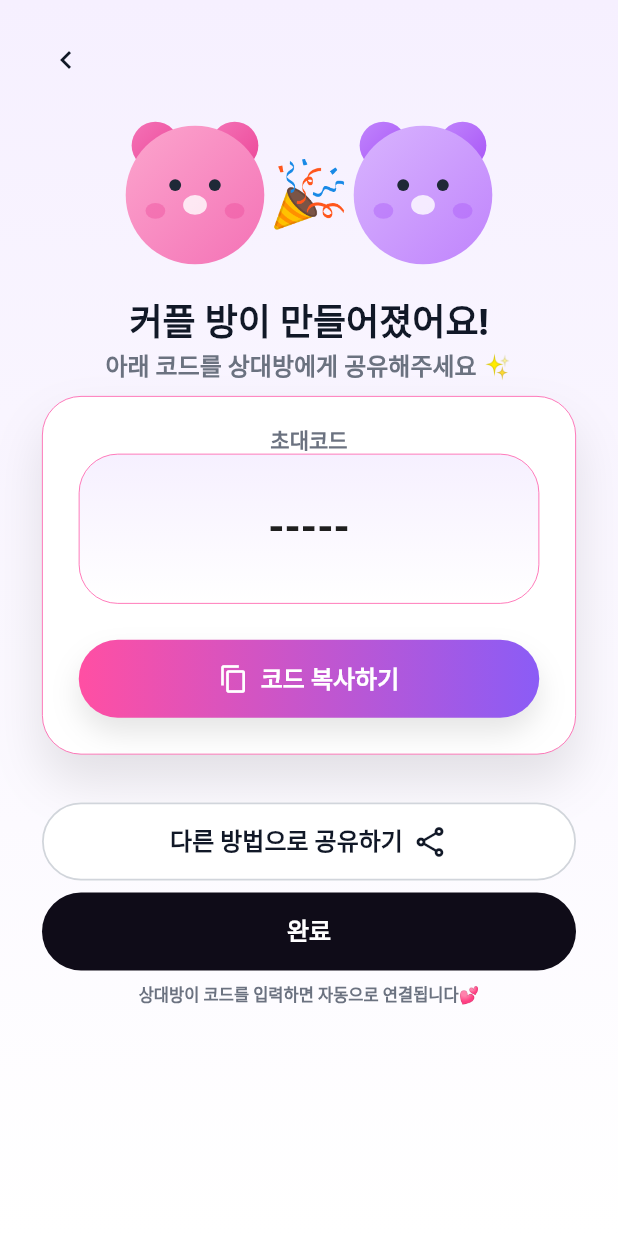
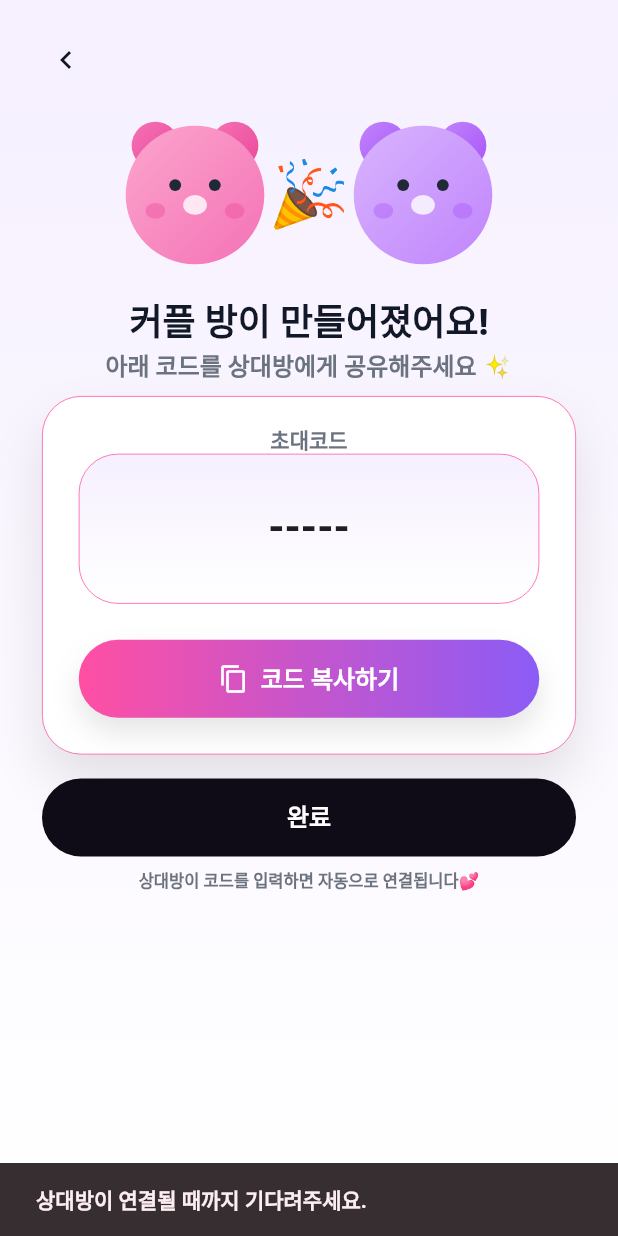
Before and after one commit to JIKYUNGHEE/Deco, a Flutter app: the CreateCoupleRoomScreen screen opened by its route, after a tap on "완료", on a phone screen of 412 x 824 dp. Run offline on Flutter 3.47's test engine with Material 3 defaults, Android fonts, the light colour scheme and no system bars; our stand-ins replace cloud_firestore, firebase_auth, firebase_core, firebase_storage, flutter_svg, go_router and 2 more; accounts and stored records are empty; generated files the repository leaves out were written again; Roboto replaces fonts that are missing (Cafe24SsurroundAir).

Commit message:
1. go > push 로 변경 2. 커플룸 생성 완료 시, 상대방이 연결되었을 경우 > 커플 연결 완료 화면으로

```diff
--- a/lib/ui/connect/couple_connect_screen.dart
+++ b/lib/ui/connect/couple_connect_screen.dart
@@ -86,7 +86,7 @@ class CoupleConnectScreen extends StatelessWidget {
                       prefixIcon: const Icon(Icons.link),
                       onPressed: () {
                         createCoupleroom();
-                        context.go('/create-room');
+                        context.push('/create-room');
                       },
                     ),
                     const SizedBox(height: 12),
@@ -94,7 +94,7 @@ class CoupleConnectScreen extends StatelessWidget {
                       radius: 60,
                       label: '초대 코드 입력하기',
                       onPressed: () {
-                        context.go('/enter-code');
+                        context.push('/enter-code');
                       },
                     ),
                     const SizedBox(height: 16),
--- a/lib/ui/connect/create_couple_room_screen.dart
+++ b/lib/ui/connect/create_couple_room_screen.dart
@@ -1,8 +1,10 @@
+import 'package:cloud_firestore/cloud_firestore.dart';
 import 'package:deco/data/services/couple_service.dart';
 import 'package:deco/ui/core/themes/app_colors.dart';
 import 'package:deco/ui/core/widgets/deco_outlined_button.dart';
 import 'package:deco/ui/core/widgets/deco_primary_button.dart';
 import 'package:flutter/material.dart';
+import 'package:flutter/services.dart';
 import 'package:flutter_svg/svg.dart';
 import 'package:go_router/go_router.dart';
 
@@ -33,6 +35,17 @@ class _CreateCoupleRoomScreenState extends State<CreateCoupleRoomScreen> {
     setState(() {
       code = couple?.code;
     });
+  }
+
+  void checkCoupleComplete() async {
+    final couple = await _coupleService.readMyCoupleByInvitor();
+    if(couple!= null && couple.invitee != null) {
+      context.push('/connect-complete');
+    } else {
+      ScaffoldMessenger.of(context).showSnackBar(
+        SnackBar(content: Text('상대방이 연결될 때까지 기다려주세요.')),
+      );
+    }
   }
 
   @override
@@ -139,7 +152,13 @@ class _CreateCoupleRoomScreenState extends State<CreateCoupleRoomScreen> {
                           padding: const EdgeInsets.all(24.0),
                           child: DecoPrimaryButton(
                             label: '코드 복사하기',
-                            onPressed: () {},
+                            onPressed: () {
+                              Clipboard.setData(ClipboardData(text: code ?? '')).then((_) {
+                                ScaffoldMessenger.of(context).showSnackBar(
+                                  SnackBar(content: Text('클립보드에 복사되었습니다.')),
+                                );
+                              });
+                            },
                             prefixIcon: Icon(Icons.copy_outlined),
                             radius: 60,
                           ),
@@ -149,15 +168,15 @@ class _CreateCoupleRoomScreenState extends State<CreateCoupleRoomScreen> {
                   ),
                 ),
 
-                Padding(
-                  padding: const EdgeInsets.fromLTRB(8, 24, 8, 0),
-                  child: DecoOutlinedButton(
-                    label: '다른 방법으로 공유하기',
-                    onPressed: () {},
-                    suffixIcon: Icon(Icons.share_outlined),
-                    radius: 60,
-                  ),
-                ),
+                // Padding(
+                //   padding: const EdgeInsets.fromLTRB(8, 24, 8, 0),
+                //   child: DecoOutlinedButton(
+                //     label: '다른 방법으로 공유하기',
+                //     onPressed: () {},
+                //     suffixIcon: Icon(Icons.share_outlined),
+                //     radius: 60,
+                //   ),
+                // ),
 
                 Padding(
                   padding: const EdgeInsets.all(8.0),
@@ -165,7 +184,9 @@ class _CreateCoupleRoomScreenState extends State<CreateCoupleRoomScreen> {
                     width: double.infinity,
                     height: 52,
                     child: ElevatedButton(
-                      onPressed: () {},
+                      onPressed: () {
+                        checkCoupleComplete();
+                      },
                       style: ElevatedButton.styleFrom(
                         backgroundColor: AppColors.darkBg,
                       ),
--- a/lib/ui/connect/enter_invitation_code_screen.dart
+++ b/lib/ui/connect/enter_invitation_code_screen.dart
@@ -192,7 +192,7 @@ class _EnterInvitationCodeScreenState extends State<EnterInvitationCodeScreen> {
     Couple? couple = await _coupleService.readMyCoupleByCode(code);
     if(couple != null && code == couple.code) {
         context.read<CoupleSummaryState>().load();
-        context.go('/connect-complete');
+        context.push('/connect-complete');
     } else {
       if (mounted) {
         ScaffoldMessenger.of(
--- a/lib/ui/login/login_screen.dart
+++ b/lib/ui/login/login_screen.dart
@@ -114,7 +114,7 @@ class _LoginScreenState extends State<LoginScreen> {
         .signInWithEmail(email: email, password: password)
         .then((_) {
       if (mounted) {
-        context.go('/connect');
+        context.push('/connect');
       }
     })
         .catchError((error) {
@@ -246,7 +246,7 @@ class _LoginScreenState extends State<LoginScreen> {
                             DecoOutlinedButton(
                               label: '회원가입',
                               variant: DecoOutlinedVariant.normal,
-                              onPressed: () => context.go('/signup'),
+                              onPressed: () => context.push('/terms'),
                             ),
 
                             const SizedBox(height: 10),
--- a/lib/ui/onboarding/onboarding_screen.dart
+++ b/lib/ui/onboarding/onboarding_screen.dart
@@ -74,12 +74,12 @@ class _OnboardingScreenState extends State<OnboardingScreen> {
                               children: [
                                 DecoPrimaryButton(
                                   label: '로그인',
-                                  onPressed: () => context.go('/login'),
+                                  onPressed: () => context.push('/login'),
                                 ),
                                 const SizedBox(height: 12),
                                 DecoOutlinedButton(
                                   label: '회원가입',
-                                  onPressed: () => context.go('/terms'),
+                                  onPressed: () => context.push('/terms'),
                                 ),
                               ],
                             )
--- a/lib/ui/terms/notion_links.dart
+++ b/lib/ui/terms/notion_links.dart
@@ -1,5 +1,5 @@
 class NotionLinks {
   static const serviceTerms = 'https://honeysuckle-periodical-752.notion.site/DECO-2cbb6650ca18804da7bdf35206eb1aeb';  // 서비스 이용약관 노션 공개 URL
-  static const privacyPolicy = 'https://honeysuckle-periodical-752.notion.site/DECO-2cbb6650ca18804da7bdf35206eb1aeb'; // 개인정보 처리방침 URL
-  static const marketing = 'https://honeysuckle-periodical-752.notion.site/DECO-2cbb6650ca18804da7bdf35206eb1aeb';     // 마케팅 수신 동의 URL
+  static const privacyPolicy = 'https://honeysuckle-periodical-752.notion.site/DECO-2cbb6650ca18806cab04e5b4dd14790b'; // 개인정보 처리방침 URL
+  static const marketing = 'https://honeysuckle-periodical-752.notion.site/DECO-2cbb6650ca18800fba49ce91931458f0';     // 마케팅 수신 동의 URL
 }
--- a/lib/ui/terms/terms_agree_screen.dart
+++ b/lib/ui/terms/terms_agree_screen.dart
@@ -175,7 +175,7 @@ class _TermsAgreeScreenState extends State<TermsAgreeScreen> {
                               child: DecoPrimaryButton(
                                 label: '동의하고 데코 시작하기  ❤',
                                 onPressed: () {
-                                  context.go('/signup');
+                                  context.push('/signup');
                                 },
                               ),
                             ),
```
Also changed, not shown: lib/ui/auth/email_verify_screen.dart (+10 -10 lines).
